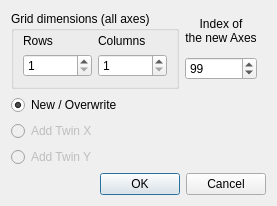
Before: the Qt Designer form ui/options_axes_add.ui in Finnventor/plopy, drawn with Qt 5.
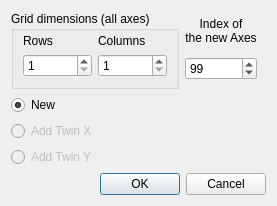
After: the same form once the commit is applied.

Commit message: Added support for twin axes

The edit to the form file:
```diff
--- a/ui/options_axes_add.ui
+++ b/ui/options_axes_add.ui
@@ -139,7 +139,7 @@
    <item row="1" column="0" colspan="2">
     <widget class="QRadioButton" name="radio_new">
      <property name="text">
-      <string>New / Overwrite</string>
+      <string>New</string>
      </property>
      <property name="checked">
       <bool>true</bool>
```
Left out of the diff: 6 changed lines with no effect on the pictures. The commit also changes 2 other files.
